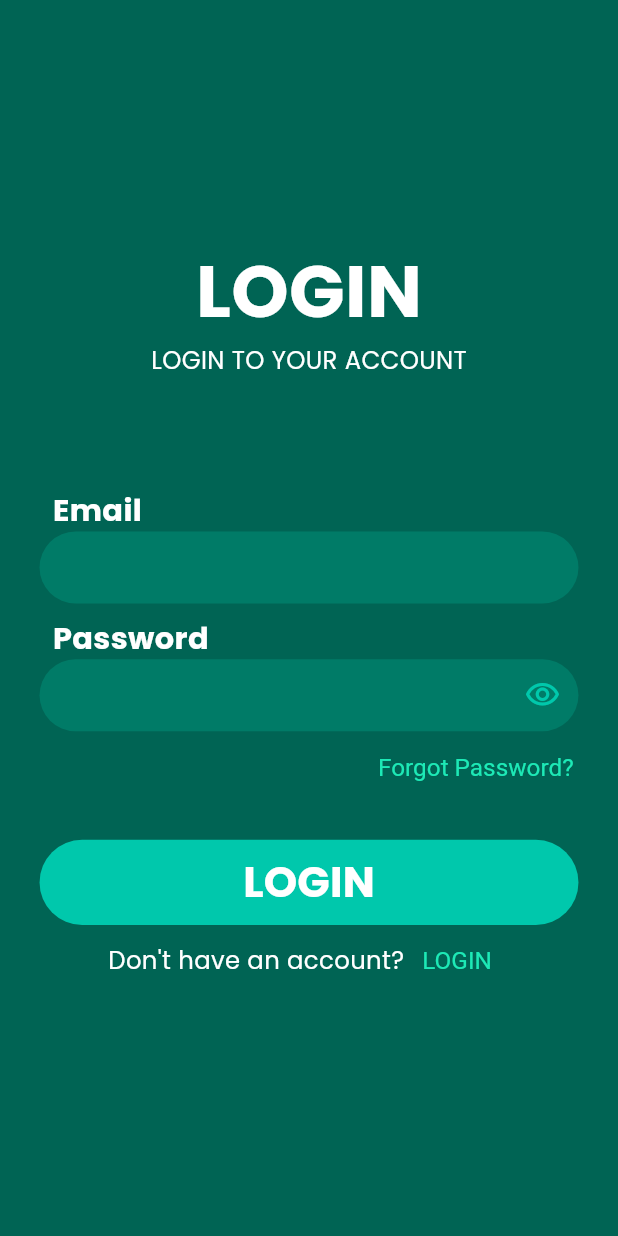
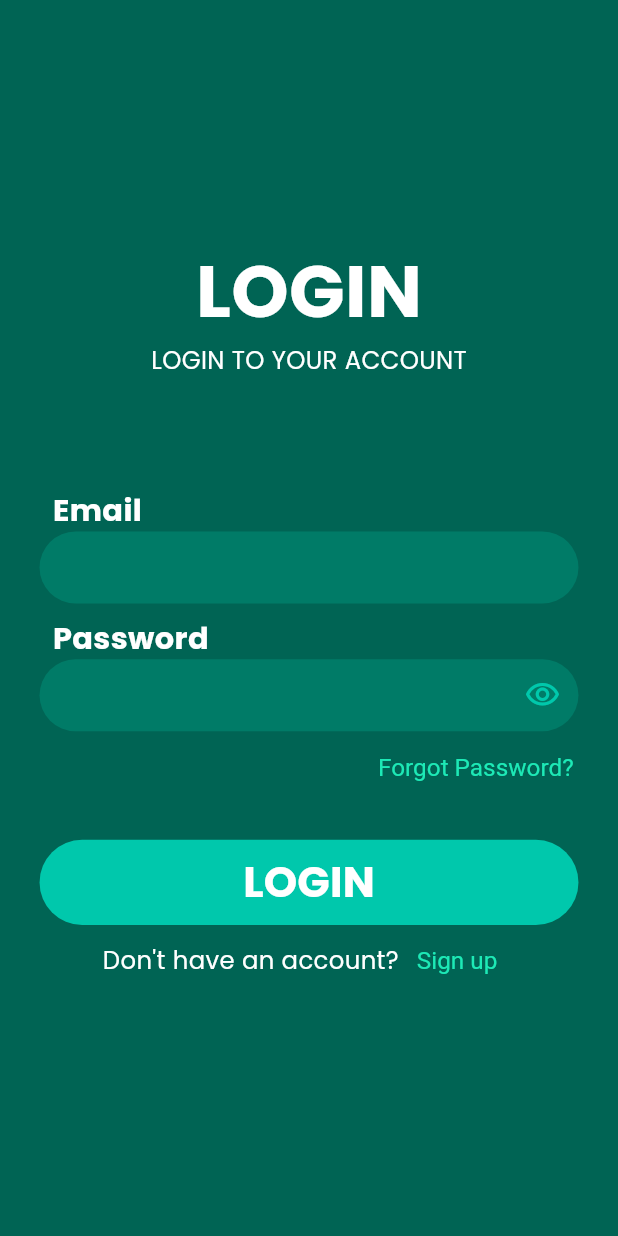
Before and after one commit to ahmedghaly15/Cellula-Internship-AI-Weather-App, a Flutter app: the screen it shows after launch, after a tap on "Log in", on a phone screen of 412 x 824 dp. Run offline on Flutter 3.47's test engine with Material 3 defaults, Android fonts, the phone set to English and light mode, and no system bars; our stand-ins replace animate_do, cloud_firestore, firebase_auth, firebase_core, flutter_bloc, flutter_screenutil and 5 more; accounts and stored records are empty.

Commit message:
Integrated login feature's business logic with UI  - Built LoginButtonBlocConsumer widget  - Updated LoginView

```diff
--- a/lib/src/core/themes/app_text_styles.dart
+++ b/lib/src/core/themes/app_text_styles.dart
@@ -7,6 +7,7 @@ class AppTextStyles {
   static TextStyle get font28Bold => TextStyle(
         fontSize: 28.sp,
         fontWeight: FontWeight.bold,
+        color: Colors.white,
       );
   static TextStyle get font48WhiteBold => TextStyle(
         fontSize: 48.sp,
--- a/lib/src/core/widgets/custom_text_field.dart
+++ b/lib/src/core/widgets/custom_text_field.dart
@@ -82,6 +82,7 @@ class CustomTextField extends StatelessWidget {
         textCapitalization: textCapitalization,
         textAlign: textAlign,
         style: const TextStyle(color: Colors.white),
+        cursorErrorColor: Colors.white,
         decoration: InputDecoration(
           suffixIcon: suffixIcon,
           prefixIcon: prefixIcon,
--- a/lib/src/features/login/presentation/views/login_view.dart
+++ b/lib/src/features/login/presentation/views/login_view.dart
@@ -1,11 +1,10 @@
 import 'package:flutter/material.dart';
-import 'package:flutter_screenutil/flutter_screenutil.dart';
 import 'package:internship_ai_weather_app/src/core/widgets/auth_view_description.dart';
 import 'package:internship_ai_weather_app/src/core/widgets/auth_view_label.dart';
 import 'package:internship_ai_weather_app/src/core/widgets/have_account_or_not_action.dart';
-import 'package:internship_ai_weather_app/src/core/widgets/main_button.dart';
 import 'package:internship_ai_weather_app/src/core/widgets/my_sized_box.dart';
 import 'package:internship_ai_weather_app/src/features/login/presentation/widgets/forgot_password_text_button.dart';
+import 'package:internship_ai_weather_app/src/features/login/presentation/widgets/login_button_bloc_consumer.dart';
 import 'package:internship_ai_weather_app/src/features/login/presentation/widgets/login_form.dart';
 
 class LoginView extends StatelessWidget {
@@ -31,14 +30,10 @@ class LoginView extends StatelessWidget {
                   const LoginForm(),
                   const ForgotPasswordTextButton(),
                   MySizedBox.height24,
-                  MainButton(
-                    margin: EdgeInsets.symmetric(horizontal: 24.w),
-                    onPressed: () {},
-                    text: "LOGIN",
-                  ),
+                  const LoginButtonBlocConsumer(),
                   HaveAccountOrNotAction(
                     onPressed: () {},
-                    buttonText: 'LOGIN',
+                    buttonText: 'Sign up',
                     question: "Don't have an account?",
                   ),
                 ],
--- /dev/null
+++ b/lib/src/features/login/presentation/widgets/login_button_bloc_consumer.dart
@@ -0,0 +1,44 @@
+import 'package:flutter/material.dart';
+import 'package:flutter_bloc/flutter_bloc.dart';
+import 'package:flutter_screenutil/flutter_screenutil.dart';
+import 'package:internship_ai_weather_app/src/core/helpers/extensions.dart';
+import 'package:internship_ai_weather_app/src/core/router/routes.dart';
+import 'package:internship_ai_weather_app/src/core/utils/functions/circular_indicator_or_text_widget.dart';
+import 'package:internship_ai_weather_app/src/core/widgets/custom_toast.dart';
+import 'package:internship_ai_weather_app/src/core/widgets/main_button.dart';
+import 'package:internship_ai_weather_app/src/features/login/presentation/blocs/login_bloc.dart';
+import 'package:internship_ai_weather_app/src/features/login/presentation/blocs/login_state.dart';
+
+class LoginButtonBlocConsumer extends StatelessWidget {
+  const LoginButtonBlocConsumer({super.key});
+
+  @override
+  Widget build(BuildContext context) {
+    return BlocConsumer<LoginBloc, LoginState>(
+      listenWhen: (_, current) =>
+          current is LoginFailed || current is LoginSuccess,
+      listener: (context, state) {
+        state.whenOrNull(
+          loginFailed: (error) => CustomToast.showToast(
+            context: context,
+            message: error,
+            state: CustomToastState.error,
+          ),
+          loginSuccess: (_) => context.pushReplacementNamed(Routes.homeRoute),
+        );
+      },
+      buildWhen: (_, current) =>
+          current is LoginLoading ||
+          current is LoginFailed ||
+          current is LoginSuccess,
+      builder: (context, state) => MainButton(
+        margin: EdgeInsets.symmetric(horizontal: 24.w),
+        onPressed: () => context.read<LoginBloc>().login(context),
+        child: circularIndicatorOrTextWidget(
+          isLoading: state is LoginLoading,
+          text: "LOGIN",
+        ),
+      ),
+    );
+  }
+}
```
